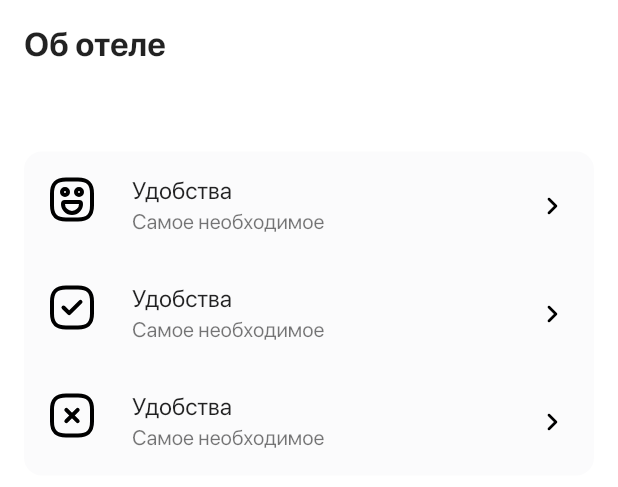
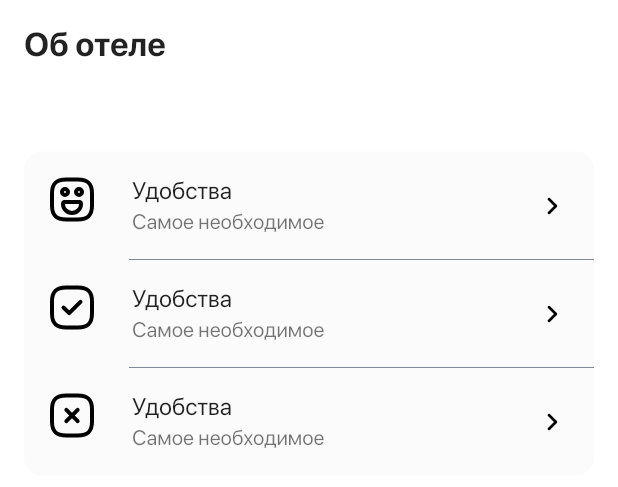
Before and after one commit to musakhamidullin/hotel_app, a Flutter app: the BodyWidget widget shown alone on an empty page, opened directly with empty values, on a phone screen of 412 x 824 dp. Shown: the top 487 px of the screen. Run offline on Flutter 3.47's test engine with Material 2 defaults, Android fonts, the light colour scheme and no system bars; our stand-ins replace bloc, carousel_slider, dio, flutter_bloc, flutter_svg, freezed_annotation; network calls fail; project files that could hold a hidden picture were left out.

Commit message:
some refactor

```diff
--- a/lib/booking/data/models/booking.dart
+++ b/lib/booking/data/models/booking.dart
@@ -5,7 +5,6 @@ part 'booking.g.dart';
 
 @freezed
 class Booking with _$Booking {
-
   const Booking._();
 
   const factory Booking({
@@ -26,7 +25,17 @@ class Booking with _$Booking {
     @JsonKey(name: "service_charge") @Default(0) int serviceCharge,
   }) = _Booking;
 
-  int totalPrice() => tourPrice + fuelCharge + serviceCharge;
+  String get getTour => '${tourPrice ~/ 1000} ${(tourPrice % 1000).toInt()} ₽';
+
+  String get getFuel => '${fuelCharge ~/ 1000} ${(fuelCharge % 1000).toInt()} ₽';
+
+  String get getServiceCharge => '${serviceCharge ~/ 1000} ${(serviceCharge % 1000).toInt()} ₽';
+
+  String totalPrice() {
+    final value = tourPrice + fuelCharge + serviceCharge;
+
+    return '${value ~/ 1000} ${value % 1000} ₽';
+  }
 
   factory Booking.fromJson(Map<String, dynamic> json) =>
       _$BookingFromJson(json);
--- /dev/null
+++ b/lib/core/widgets/card_base.dart
@@ -0,0 +1,24 @@
+import 'package:flutter/material.dart';
+
+import '../../theme.dart';
+
+class CardWidget extends StatelessWidget {
+  const CardWidget(
+      {super.key,
+      required this.widget,
+      this.customBorderRadius,
+      this.customColor});
+
+  final Widget widget;
+  final BorderRadius? customBorderRadius;
+  final Color? customColor;
+
+  @override
+  Widget build(BuildContext context) {
+    return DecoratedBox(
+        decoration: BoxDecoration(
+            color: customColor ?? Colors.white,
+            borderRadius: customBorderRadius ?? borderRadius),
+        child: widget);
+  }
+}
--- a/lib/hotel/view/widgets/body.dart
+++ b/lib/hotel/view/widgets/body.dart
@@ -1,6 +1,7 @@
 import 'package:flutter/material.dart';
 import 'package:flutter_svg/svg.dart';
 
+import '../../../core/widgets/card_base.dart';
 import '../../../core/widgets/peculiaritires.dart';
 import '../../../theme.dart';
 import '../../data/models/about_hotel.dart';
@@ -13,10 +14,8 @@ class BodyWidget extends StatelessWidget {
   @override
   Widget build(BuildContext context) {
     final theme = Theme.of(context);
-    return DecoratedBox(
-      decoration:
-          const BoxDecoration(color: Colors.white, borderRadius: borderRadius),
-      child: SizedBox(
+    return CardWidget(
+      widget: SizedBox(
         width: double.infinity,
         child: Padding(
           padding: paddingWidget,
@@ -36,10 +35,10 @@ class BodyWidget extends StatelessWidget {
                 style: theme.textTheme.titleMedium,
               ),
               padding,
-              DecoratedBox(
-                decoration: BoxDecoration(
-                    borderRadius: BorderRadius.circular(12), color: background),
-                child: Column(
+              CardWidget(
+                customBorderRadius: BorderRadius.circular(12),
+                customColor: background,
+                widget: Column(
                   children: [
                     ListTile(
                       leading: SvgPicture.asset(
@@ -50,10 +49,7 @@ class BodyWidget extends StatelessWidget {
                       subtitle: const Text('Самое необходимое'),
                       trailing: const Icon(Icons.chevron_right_rounded),
                     ),
-                    const Divider(
-                      height: 0,
-                      indent: 70,
-                    ),
+                    dividerListTile,
                     ListTile(
                       leading: SvgPicture.asset(
                         'assets/icons/tick-square.svg',
@@ -63,10 +59,7 @@ class BodyWidget extends StatelessWidget {
                       subtitle: const Text('Самое необходимое'),
                       trailing: const Icon(Icons.chevron_right_rounded),
                     ),
-                    const Divider(
-                      height: 0,
-                      indent: 70,
-                    ),
+                    dividerListTile,
                     ListTile(
                       leading: SvgPicture.asset(
                         'assets/icons/close-square.svg',
--- a/lib/hotel_room/data/models/room.dart
+++ b/lib/hotel_room/data/models/room.dart
@@ -5,6 +5,9 @@ part 'room.g.dart';
 
 @freezed
 class Room with _$Room {
+
+  const Room._();
+
   const factory Room({
     @JsonKey(name: "id") @Default(0) int id,
     @JsonKey(name: "name") @Default('') String name,
@@ -15,4 +18,6 @@ class Room with _$Room {
   }) = _Room;
 
   factory Room.fromJson(Map<String, dynamic> json) => _$RoomFromJson(json);
+
+  String getPrice () => 'от ${price ~/ 1000} ${(price % 1000)} ₽';
 }
--- a/lib/theme.dart
+++ b/lib/theme.dart
@@ -25,6 +25,12 @@ const Color blueWithOpacity = Color.fromRGBO(13, 114, 255, 0.1);
 const borderRadius = BorderRadius.all(Radius.circular(16));
 
 const background = Color.fromRGBO(251, 251, 252, 1);
+
+const dividerListTile = Divider(
+  height: 0,
+  indent: 70,
+  color: grey,
+);
 
 final themeData = ThemeData(
     dividerColor: Colors.transparent,
@@ -61,7 +67,7 @@ const _textTheme = TextTheme(
     headlineSmall: TextStyle(fontSize: 30, fontWeight: FontWeight.w600));
 
 const _expansionTileTheme = ExpansionTileThemeData(
-  backgroundColor: Colors.white,
+    backgroundColor: Colors.white,
     childrenPadding: EdgeInsets.symmetric(horizontal: 8));
 
 final _elevatedButtonTheme = ElevatedButtonThemeData(
```
Also changed, not shown: lib/booking/view/booking.dart (+10 -11 lines), lib/booking/view/widgets/price_infol.dart (+4 -4 lines), lib/hotel/view/widgets/header.dart (+7 -7 lines), lib/hotel_room/view/widgets/rate.dart (+5 -5 lines), lib/hotel_room/view/widgets/room.dart (+9 -10 lines), lib/hotel_room/data/models/room.freezed.dart.
